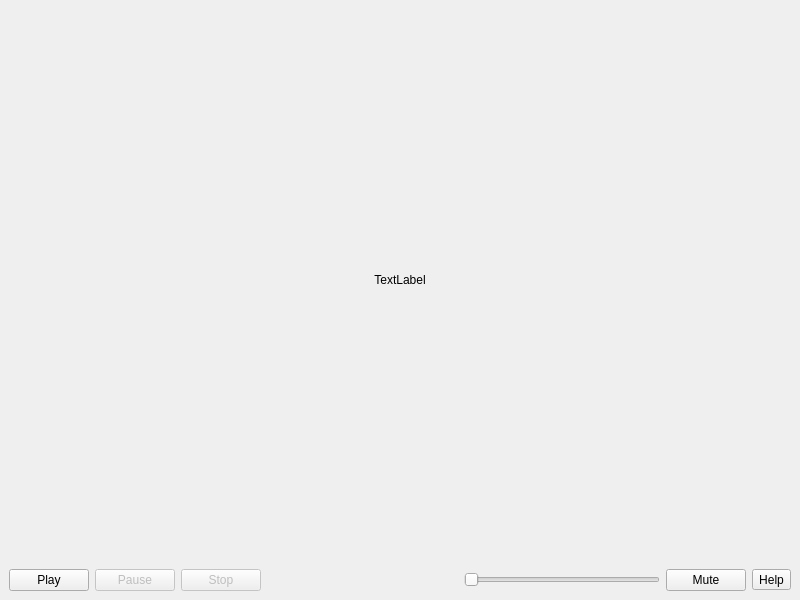
vkohaupt/vokoscreenNG, file src/player/player.ui: the form before one commit.
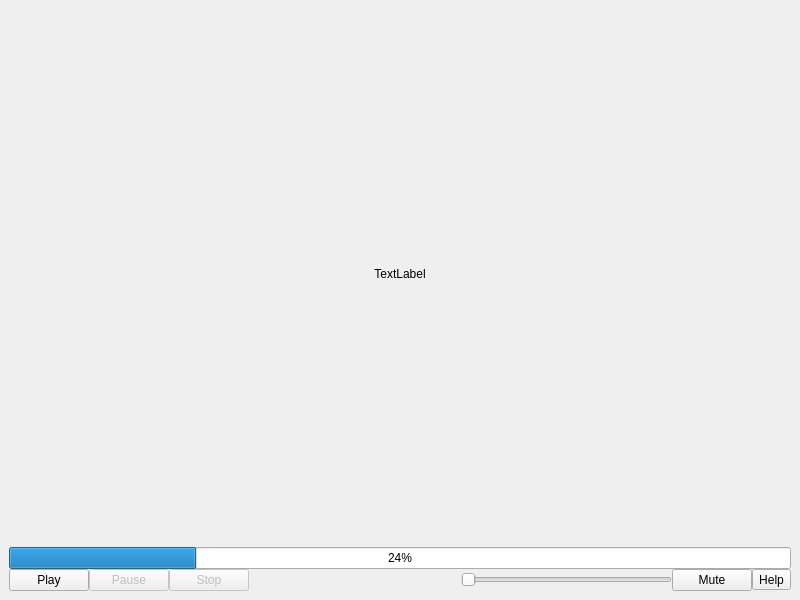
The form after the commit.

What changed in the file:
```diff
--- a/src/player/player.ui
+++ b/src/player/player.ui
@@ -89,7 +89,28 @@
        <verstretch>0</verstretch>
       </sizepolicy>
      </property>
-     <layout class="QHBoxLayout" name="horizontalLayout_2">
+     <layout class="QVBoxLayout" name="verticalLayout_3">
+      <property name="spacing">
+       <number>0</number>
+      </property>
+      <property name="topMargin">
+       <number>0</number>
+      </property>
+      <item>
+       <widget class="QProgressBar" name="sliderPosition">
+        <property name="value">
+         <number>24</number>
+        </property>
+        <property name="textVisible">
+         <bool>true</bool>
+        </property>
+        <property name="format">
+         <string>%p%</string>
+        </property>
+       </widget>
+      </item>
+      <item>
+       <layout class="QHBoxLayout" name="horizontalLayout">
       <item>
        <widget class="QPushButton" name="pushButtonPlay">
         <property name="text">
@@ -152,6 +173,8 @@
        </widget>
       </item>
      </layout>
+      </item>
+     </layout>
     </widget>
    </item>
   </layout>
```
Left out of the diff: 7 changed lines with no effect on the pictures. Lines whose indentation alone changed are shown as unchanged.
